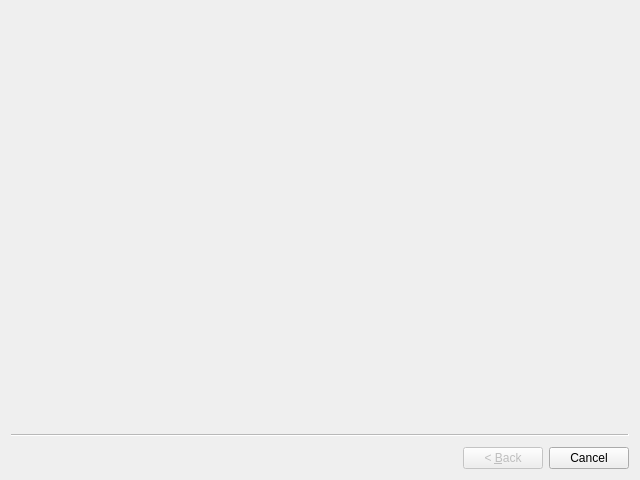
The window that launch/installwizard.ui (ringsce/sb_rpg) describes before a commit, drawn with Qt 5.
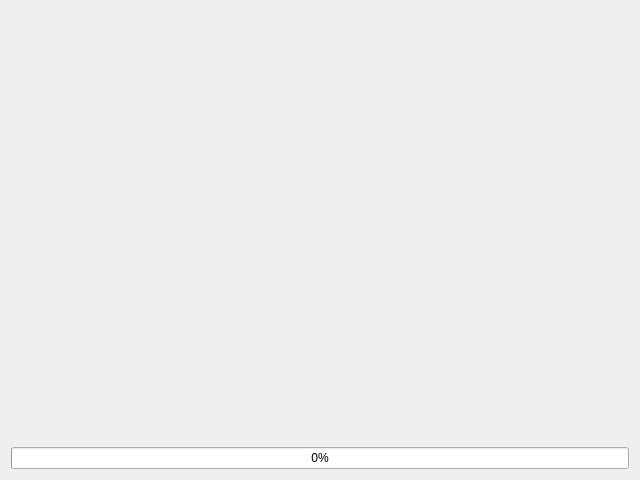
The same window after the commit. Icons and pictures are not drawn.

What changed in the file:
```diff
--- a/launch/installwizard.ui
+++ b/launch/installwizard.ui
@@ -1,7 +1,7 @@
 <?xml version="1.0" encoding="UTF-8"?>
 <ui version="4.0">
- <class>InstallWizard</class>
- <widget class="QWizard" name="InstallWizard">
+ <class>InstallWizard_Copy</class>
+ <widget class="QWizardPage" name="InstallWizard_Copy">
   <property name="geometry">
    <rect>
     <x>0</x>
@@ -13,10 +13,25 @@
   <property name="windowTitle">
    <string>Quake III Arena Install Wizard</string>
   </property>
-  <property name="windowIcon">
-   <iconset resource="imgs.qrc">
-    <normaloff>:/imgs/iolICO.png</normaloff>:/imgs/iolICO.png</iconset>
+  <property name="title">
+   <string>Installing Samurai Babel RPG</string>
   </property>
+  <layout class="QVBoxLayout" name="verticalLayout">
+   <item>
+    <widget class="QLabel" name="lblStatus">
+     <property name="text">
+      <string/>
+     </property>
+    </widget>
+   </item>
+   <item>
+    <widget class="QProgressBar" name="pbProgress">
+     <property name="value">
+      <number>0</number>
+     </property>
+    </widget>
+   </item>
+  </layout>
  </widget>
  <resources>
   <include location="imgs.qrc"/>
```
Left out of the diff: 6 changed lines with no effect on the pictures.
